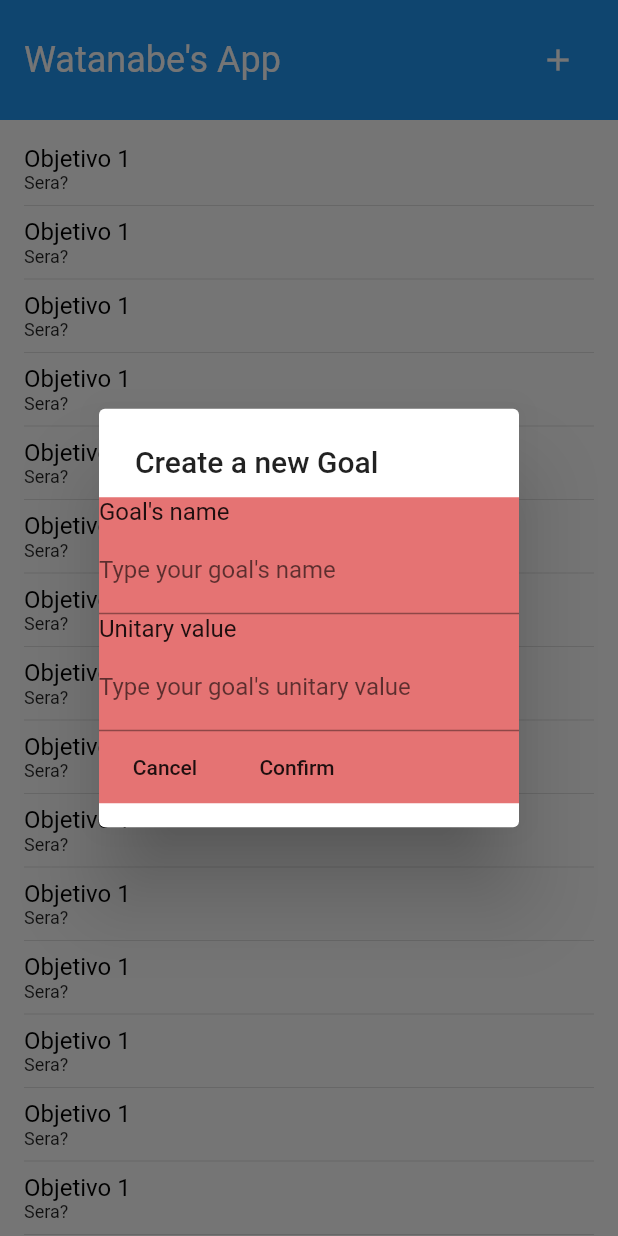
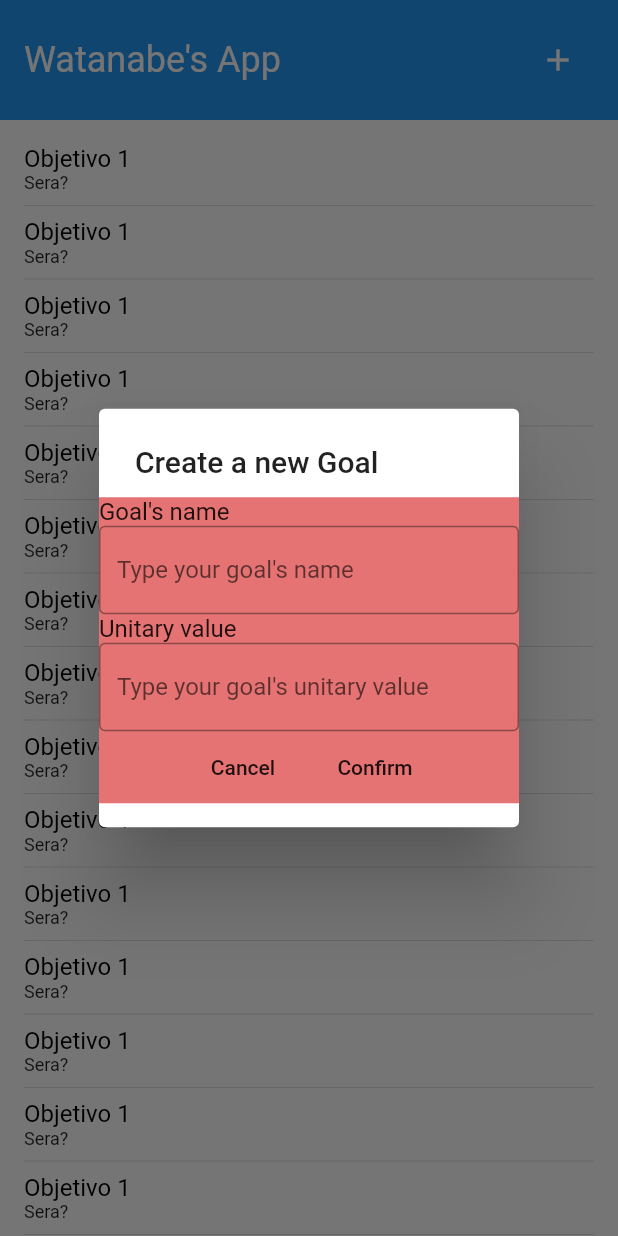
Before and after one commit to vmwatanabe/cut-it-and-profit, a Flutter app: the screen it shows after launch, after a tap on the "add" icon, on a phone screen of 412 x 824 dp. Run offline on Flutter 3.47's test engine with Material 2 defaults, Android fonts, the phone set to English and light mode, and no system bars.

Commit message:
HOME: - Melhoria no manejo da resposta de diálogo

```diff
--- a/lib/widgets/home/home.dart
+++ b/lib/widgets/home/home.dart
@@ -26,7 +26,7 @@ class _HomeState extends State<Home> {
   }
 
   Future<void> _showDialog() async {
-    switch (await showDialog(
+    var dialogResponse = await showDialog(
         context: context,
         builder: (BuildContext context) {
           return SimpleDialog(
@@ -41,9 +41,12 @@ class _HomeState extends State<Home> {
                           children: <Widget>[
                             const Text('Goal\'s name'),
                             TextField(
-                                controller: _newGoalName,
-                                decoration: InputDecoration(
-                                    labelText: 'Type your goal\'s name')),
+                              controller: _newGoalName,
+                              decoration: InputDecoration(
+                                border: OutlineInputBorder(),
+                                labelText: 'Type your goal\'s name',
+                              ),
+                            ),
                           ],
                         ),
                         Column(
@@ -51,13 +54,16 @@ class _HomeState extends State<Home> {
                           children: <Widget>[
                             const Text('Unitary value'),
                             TextField(
-                                controller: _newGoalValue,
-                                decoration: InputDecoration(
-                                    labelText:
-                                        'Type your goal\'s unitary value')),
+                              controller: _newGoalValue,
+                              decoration: InputDecoration(
+                                border: OutlineInputBorder(),
+                                labelText: 'Type your goal\'s unitary value',
+                              ),
+                            ),
                           ],
                         ),
                         Row(
+                          mainAxisAlignment: MainAxisAlignment.center,
                           children: <Widget>[
                             FlatButton(
                               onPressed: () {
@@ -76,12 +82,15 @@ class _HomeState extends State<Home> {
                       ],
                     ))
               ]);
-        })) {
+        });
+    switch (dialogResponse) {
       case true:
         print('true');
         break;
-      case false:
-        print('false');
+      default:
+        print(dialogResponse);
+        _newGoalName.clear();
+        _newGoalValue.clear();
         break;
     }
   }
```
